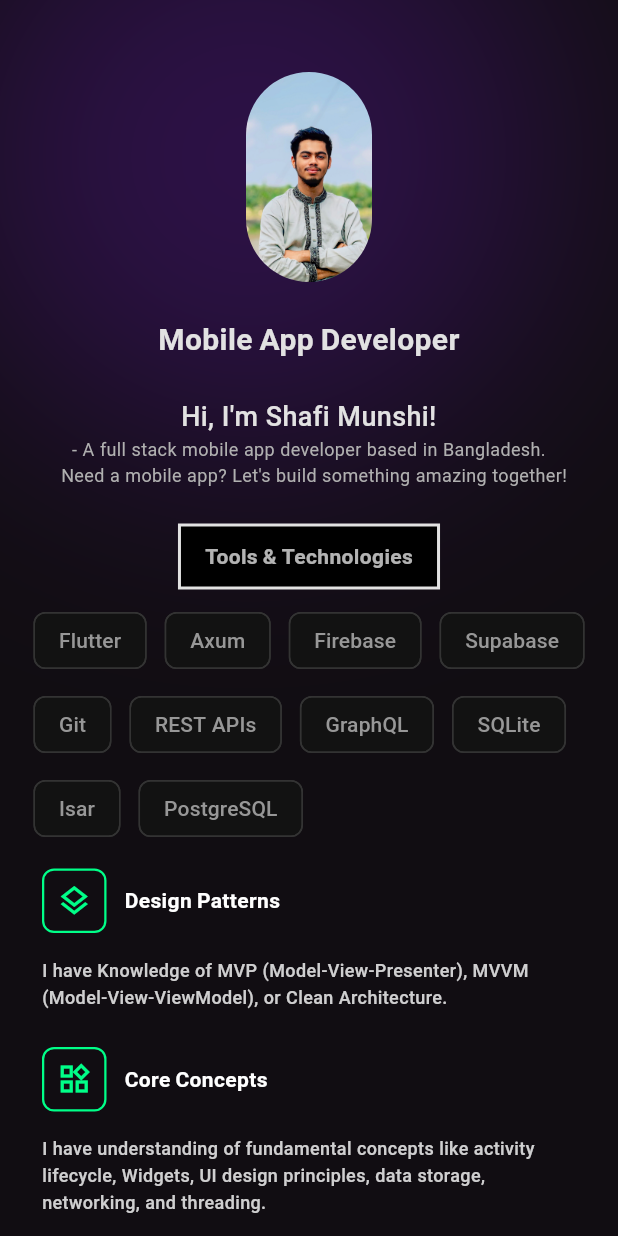
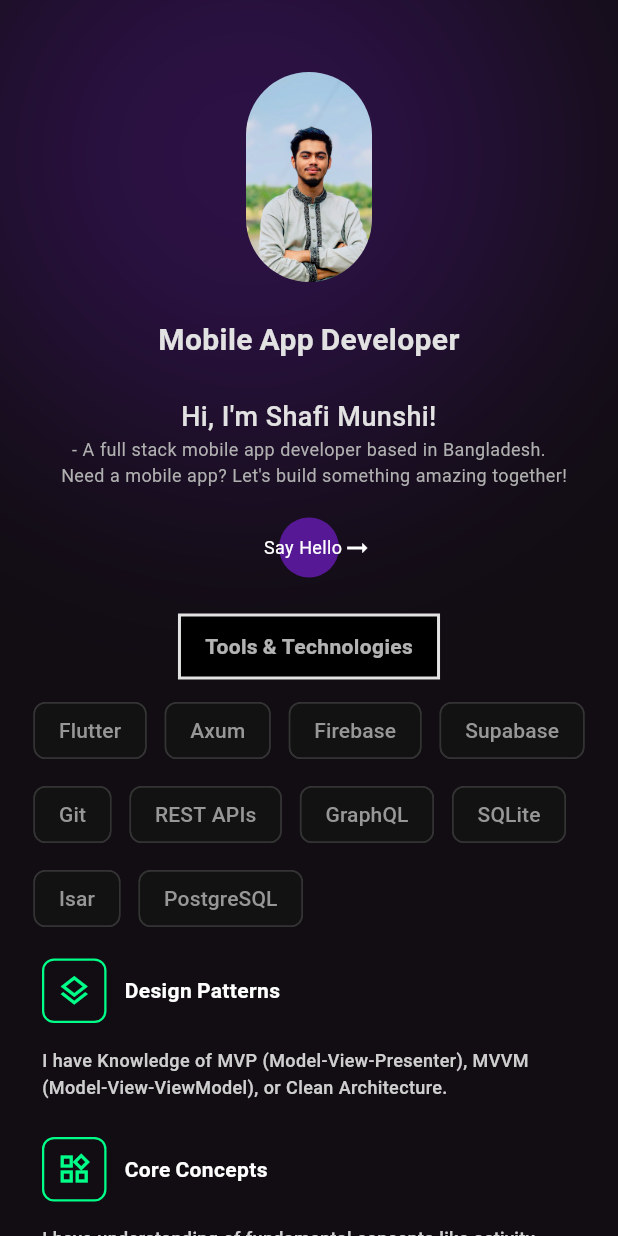
Before and after one commit to MosharopHossain/MosharopHossain.github.io, a Flutter app: the screen it shows after launch, on a phone screen of 412 x 824 dp. Run offline on Flutter 3.47's test engine with Material 3 defaults, Android fonts, the light colour scheme and no system bars; our stand-ins replace flutter_riverpod, flutter_svg, gap, google_fonts, riverpod_annotation, shared_preferences; missing offline and left inert: seo_renderer; generated files the repository leaves out were written again; Roboto replaces fonts that are missing (Merienda).

Commit message:
say hello btn done

```diff
--- a/lib/features/home/presentation/hero_texts.dart
+++ b/lib/features/home/presentation/hero_texts.dart
@@ -1,14 +1,23 @@
+import 'dart:developer';
+
 import 'package:flutter/material.dart';
 import 'package:gap/gap.dart';
 import 'package:my_portfolio/extension.dart';
 import 'package:my_portfolio/l10n/app_strings.dart';
+import 'package:my_portfolio/style/app_colors.dart';
 import 'package:my_portfolio/style/app_size.dart';
 import 'package:my_portfolio/widgets/seo_texts.dart';
 import 'package:seo_renderer/seo_renderer.dart';
 
-class HeroTexts extends StatelessWidget {
+class HeroTexts extends StatefulWidget {
   const HeroTexts({super.key});
 
+  @override
+  State<HeroTexts> createState() => _HeroTextsState();
+}
+
+class _HeroTextsState extends State<HeroTexts> {
+  int defaultWidth = 40;
   @override
   Widget build(BuildContext context) {
     return Column(
@@ -54,33 +63,58 @@ class HeroTexts extends StatelessWidget {
             color: context.colorScheme.onSurface,
           ),
         ),
-        // SeoTexts(
-        //   text: AppStrings.selfTaughtProgrammer,
-        //   textAlign:
-        //       context.isDesktopOrTablet ? TextAlign.start : TextAlign.center,
-        //   textRendererStyle: TextRendererStyle.paragraph,
-        //   style: context.textStyles.bodySmRegular.copyWith(
-        //     color: context.colorScheme.onSurface,
-        //   ),
-        // ),
-        // SeoTexts(
-        //   text: AppStrings.aiMlEnthusiast,
-        //   textAlign:
-        //       context.isDesktopOrTablet ? TextAlign.start : TextAlign.center,
-        //   textRendererStyle: TextRendererStyle.paragraph,
-        //   style: context.textStyles.bodySmRegular.copyWith(
-        //     color: context.colorScheme.onSurface,
-        //   ),
-        // ),
-        // SeoTexts(
-        //   text: AppStrings.competitiveProgrammer,
-        //   textAlign:
-        //       context.isDesktopOrTablet ? TextAlign.start : TextAlign.center,
-        //   textRendererStyle: TextRendererStyle.paragraph,
-        //   style: context.textStyles.bodySmRegular.copyWith(
-        //     color: context.colorScheme.onSurface,
-        //   ),
-        // ),
+        Gap(20),
+
+        MouseRegion(
+          onEnter: (event) {
+            setState(() {
+              defaultWidth = 120;
+            });
+          },
+          onExit: (event) {
+            setState(() {
+              defaultWidth = 40;
+            });
+          },
+          child: Stack(
+            alignment: context.isDesktopOrTablet
+                ? Alignment.centerLeft
+                : Alignment.center,
+            children: [
+              AnimatedContainer(
+                duration: const Duration(milliseconds: 200),
+                width: defaultWidth * 1.0,
+                height: 40,
+                decoration: BoxDecoration(
+                  color: AppColors.primaryColor,
+                  borderRadius: BorderRadius.circular(20),
+                ),
+              ),
+              AnimatedOpacity(
+                opacity: 1,
+                duration: const Duration(milliseconds: 200),
+                child: Padding(
+                  padding: const EdgeInsets.only(left: 12),
+                  child: Row(
+                    mainAxisAlignment: context.isDesktopOrTablet
+                        ? MainAxisAlignment.start
+                        : MainAxisAlignment.center,
+                    children: [
+                      SeoTexts(
+                        text: 'Say Hello',
+                        style: context.textStyles.bodySmRegular.copyWith(
+                          color: AppColors.white,
+                        ),
+                      ),
+                      Icon(Icons.arrow_right_alt,
+                          color: AppColors.white, size: 20),
+                    ],
+                  ),
+                ),
+              ),
+            ],
+          ),
+        ),
       ],
     );
   }
```
